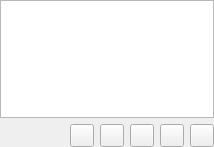
Before: the Qt Designer form dynamic/dynamicpage.ui in polpo/cantata-mac, drawn with Qt 5.
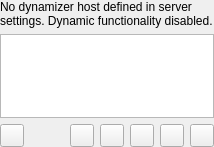
After: the same form once the commit is applied. Custom widgets are drawn as their Qt base class.

Commit message: Add a server mode (with HTTP API) to cantata-dynamic. Intended so that dynamizer can run on same host as mpd

The edit to the form file:
```diff
--- a/dynamic/dynamicpage.ui
+++ b/dynamic/dynamicpage.ui
@@ -17,10 +17,23 @@
    <property name="margin">
     <number>0</number>
    </property>
-   <item row="0" column="0" colspan="6">
+   <item row="0" column="0" colspan="7">
+    <widget class="QLabel" name="infoMsg">
+     <property name="text">
+      <string>No dynamizer host defined in server settings. Dynamic functionality disabled.</string>
+     </property>
+     <property name="wordWrap">
+      <bool>true</bool>
+     </property>
+    </widget>
+   </item>
+   <item row="1" column="0" colspan="7">
     <widget class="ItemView" name="view"/>
    </item>
-   <item row="1" column="0">
+   <item row="2" column="0">
+    <widget class="QToolButton" name="refreshBtn"/>
+   </item>
+   <item row="2" column="1">
     <spacer name="horizontalSpacer">
      <property name="orientation">
       <enum>Qt::Horizontal</enum>
@@ -33,19 +46,19 @@
      </property>
     </spacer>
    </item>
-   <item row="1" column="1">
+   <item row="2" column="2">
     <widget class="QToolButton" name="addBtn"/>
    </item>
-   <item row="1" column="2">
+   <item row="2" column="3">
     <widget class="QToolButton" name="editBtn"/>
    </item>
-   <item row="1" column="3">
+   <item row="2" column="4">
     <widget class="QToolButton" name="removeBtn"/>
    </item>
-   <item row="1" column="4">
+   <item row="2" column="5">
     <widget class="QToolButton" name="startBtn"/>
    </item>
-   <item row="1" column="5">
+   <item row="2" column="6">
     <widget class="QToolButton" name="stopBtn"/>
    </item>
   </layout>
```
The commit also changes 25 other files.
